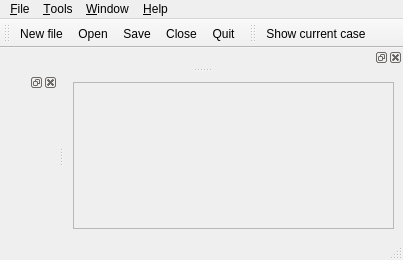
code-saturne/code_saturne, file gui/Base/MainForm.ui: the form before one commit.
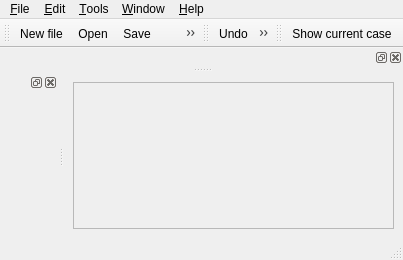
The form after the commit. Icons and pictures are not drawn.

Commit message: integration of UNDO/REDO function in GUI

Diff of the .ui file:
```diff
--- a/gui/Base/MainForm.ui
+++ b/gui/Base/MainForm.ui
@@ -31,17 +31,17 @@
     </item>
    </layout>
   </widget>
-  <widget class="QMenuBar" name="menubar" >
-   <property name="geometry" >
+  <widget class="QMenuBar" name="menubar">
+   <property name="geometry">
     <rect>
      <x>0</x>
      <y>0</y>
      <width>403</width>
-     <height>31</height>
+     <height>20</height>
     </rect>
    </property>
-   <widget class="QMenu" name="menu_File" >
-    <property name="title" >
+   <widget class="QMenu" name="menu_File">
+    <property name="title">
      <string>&amp;File</string>
     </property>
     <widget class="QMenu" name="menuRecent" >
@@ -63,16 +63,23 @@
     <addaction name="fileCloseAction" />
     <addaction name="fileQuitAction" />
    </widget>
-   <widget class="QMenu" name="menuO_ptions" >
-    <property name="title" >
+   <widget class="QMenu" name="menuO_ptions">
+    <property name="title">
      <string>&amp;Tools</string>
     </property>
     <addaction name="openXtermAction" />
     <addaction name="separator" />
     <addaction name="displayCaseAction" />
    </widget>
-   <widget class="QMenu" name="menu_Help" >
-    <property name="title" >
+   <widget class="QMenu" name="menu_Edit">
+    <property name="title">
+     <string>&amp;Edit</string>
+    </property>
+    <addaction name="actionUndo"/>
+    <addaction name="actionRedo"/>
+   </widget>
+   <widget class="QMenu" name="menu_Help">
+    <property name="title">
      <string>&amp;Help</string>
     </property>
     <widget class="QMenu" name="menu_User_manuals" >
@@ -93,8 +100,8 @@
     <addaction name="separator" />
     <addaction name="menu_User_manuals" />
    </widget>
-   <widget class="QMenu" name="menu_Window" >
-    <property name="title" >
+   <widget class="QMenu" name="menu_Window">
+    <property name="title">
      <string>&amp;Window</string>
     </property>
     <addaction name="IdentityAction" />
@@ -103,10 +110,11 @@
     <addaction name="backgroundColorAction" />
     <addaction name="actionFont" />
    </widget>
-   <addaction name="menu_File" />
-   <addaction name="menuO_ptions" />
-   <addaction name="menu_Window" />
-   <addaction name="menu_Help" />
+   <addaction name="menu_File"/>
+   <addaction name="menu_Edit"/>
+   <addaction name="menuO_ptions"/>
+   <addaction name="menu_Window"/>
+   <addaction name="menu_Help"/>
   </widget>
   <widget class="QStatusBar" name="statusbar" />
   <widget class="QToolBar" name="toolBar" >
@@ -119,11 +127,11 @@
    <attribute name="toolBarBreak" >
     <bool>false</bool>
    </attribute>
-   <addaction name="fileNewAction" />
-   <addaction name="fileOpenAction" />
-   <addaction name="fileSaveAction" />
-   <addaction name="fileCloseAction" />
-   <addaction name="fileQuitAction" />
+   <addaction name="fileNewAction"/>
+   <addaction name="fileOpenAction"/>
+   <addaction name="fileSaveAction"/>
+   <addaction name="fileCloseAction"/>
+   <addaction name="fileQuitAction"/>
   </widget>
   <widget class="QToolBar" name="toolBar_2" >
    <property name="windowTitle" >
@@ -135,10 +143,23 @@
    <attribute name="toolBarBreak" >
     <bool>false</bool>
    </attribute>
-   <addaction name="displayCaseAction" />
+   <addaction name="actionUndo"/>
+   <addaction name="actionRedo"/>
   </widget>
-  <widget class="QDockWidget" name="dockWidgetIdentity" >
-   <attribute name="dockWidgetArea" >
+  <widget class="QToolBar" name="toolBar_3">
+   <property name="windowTitle">
+    <string>toolBar_3</string>
+   </property>
+   <attribute name="toolBarArea">
+    <enum>TopToolBarArea</enum>
+   </attribute>
+   <attribute name="toolBarBreak">
+    <bool>false</bool>
+   </attribute>
+   <addaction name="displayCaseAction"/>
+  </widget>
+  <widget class="QDockWidget" name="dockWidgetIdentity">
+   <attribute name="dockWidgetArea">
     <number>4</number>
    </attribute>
    <widget class="QWidget" name="dockWidgetIdentityContents" />
@@ -419,6 +440,36 @@
     <string>Font</string>
    </property>
   </action>
+  <action name="actionUndo">
+   <property name="checkable">
+    <bool>false</bool>
+   </property>
+   <property name="enabled">
+    <bool>true</bool>
+   </property>
+   <property name="icon">
+    <iconset>
+     <normaloff>:/icons/22x22/edit-undo.png</normaloff>:/icons/22x22/edit-undo.png</iconset>
+   </property>
+   <property name="text">
+    <string>&amp;Undo</string>
+   </property>
+   <property name="shortcut">
+    <string>Ctrl+Z</string>
+   </property>
+  </action>
+  <action name="actionRedo">
+   <property name="icon">
+    <iconset>
+     <normaloff>:/icons/22x22/edit-redo.png</normaloff>:/icons/22x22/edit-redo.png</iconset>
+   </property>
+   <property name="text">
+    <string>&amp;Redo</string>
+   </property>
+   <property name="shortcut">
+    <string>Ctrl+Shift+Z</string>
+   </property>
+  </action>
  </widget>
  <resources>
   <include location="resource_base.qrc" />
```
Left out of the diff: 327 changed lines with no effect on the pictures. The commit also changes 102 other files.
